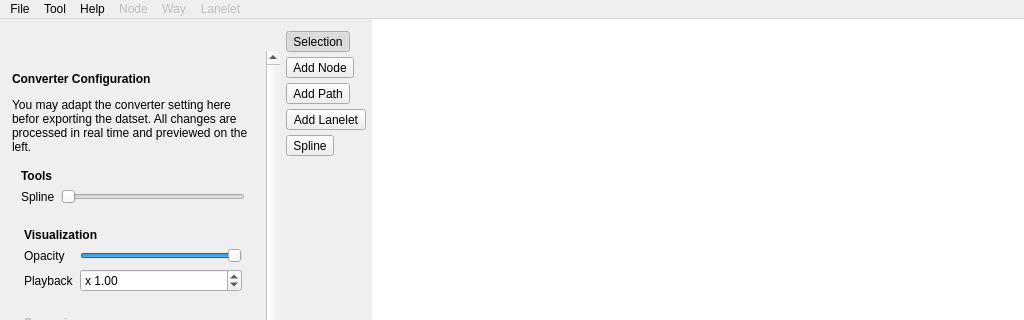
Qt form src/dataset_converter/ui/mainwindow.ui (embedded-software-laboratory/Dataset-Converter) before a commit; both pictures show x 0 to 1024 and y 0 to 320 of the 1024 by 720 pixel window.
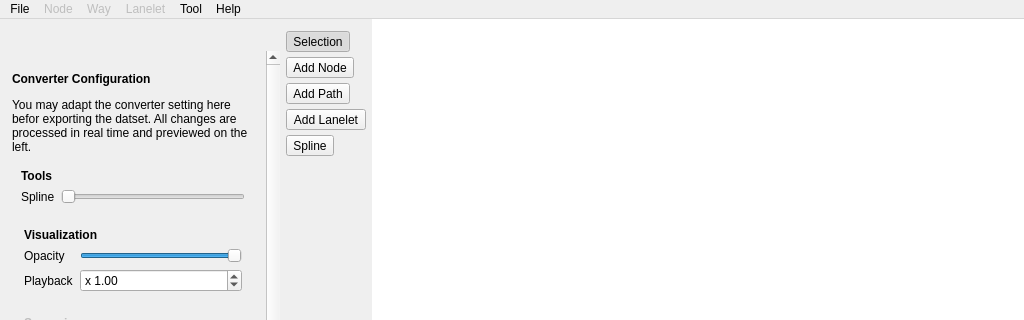
The same form after that commit. Icons and pictures are not drawn.

```diff
--- a/src/dataset_converter/ui/mainwindow.ui
+++ b/src/dataset_converter/ui/mainwindow.ui
@@ -865,11 +865,11 @@
     <addaction name="action_delete_lanelet"/>
    </widget>
    <addaction name="menuFile"/>
-   <addaction name="menuTool"/>
-   <addaction name="menu_help"/>
    <addaction name="menu_node"/>
    <addaction name="menu_way"/>
    <addaction name="menu_lanelet"/>
+   <addaction name="menuTool"/>
+   <addaction name="menu_help"/>
   </widget>
   <action name="action_load_dataset">
    <property name="icon">
```
Left out of the diff: 4 changed lines with no effect on the pictures.
